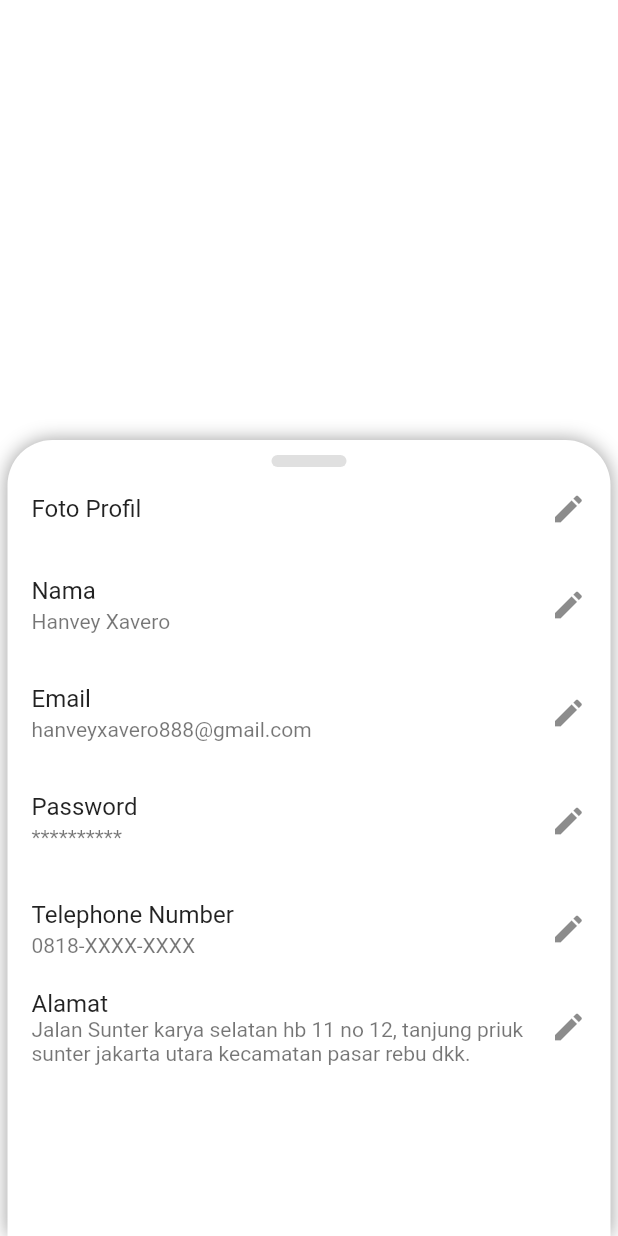
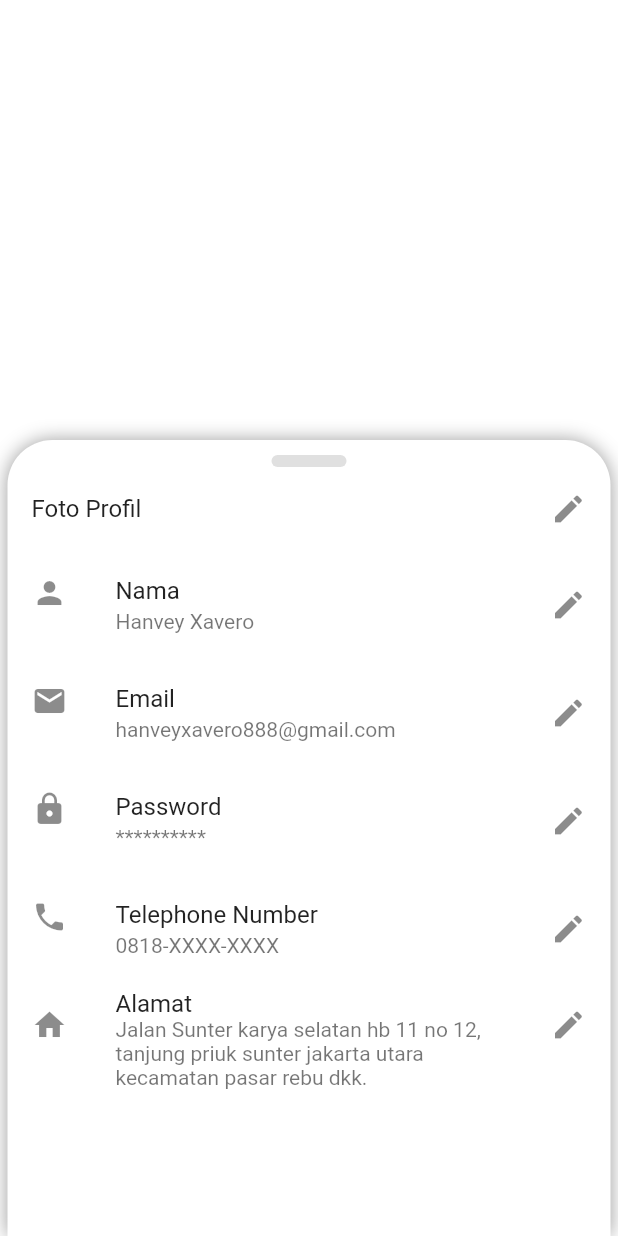
Before and after one commit to qisashasanudin/bangunin_id, a Flutter app: the Account screen opened by its route, on a phone screen of 412 x 824 dp. Run offline on Flutter 3.47's test engine with Material 2 defaults, Android fonts, the phone set to English and light mode, and no system bars; our stand-ins replace cloud_firestore, firebase_auth, flutter_spinkit; accounts and stored records are empty.

Commit message:
added icons for account info list

```diff
--- a/lib/screens/mainmenu/tab_account.dart
+++ b/lib/screens/mainmenu/tab_account.dart
@@ -11,7 +11,6 @@ class Account extends StatefulWidget {
 }
 
 class _AccountState extends State<Account> {
-
   @override
   Widget build(BuildContext context) {
     final userID = Provider.of<User>(context).uid;
@@ -37,30 +36,35 @@ SliverChildListDelegate accountDetails() {
       onTap: () {},
     ),
     ListTile(
+      leading: Icon(Icons.person),
       title: Text('Nama'),
       subtitle: Text('Hanvey Xavero'),
       trailing: Icon(Icons.edit),
       onTap: () {},
     ),
     ListTile(
+      leading: Icon(Icons.email),
       title: Text('Email'),
       subtitle: Text('hanveyxavero888@gmail.com'),
       trailing: Icon(Icons.edit),
       onTap: () {},
     ),
     ListTile(
+      leading: Icon(Icons.lock),
       title: Text('Password'),
       subtitle: Text('**********'),
       trailing: Icon(Icons.edit),
       onTap: () {},
     ),
     ListTile(
+      leading: Icon(Icons.phone),
       title: Text('Telephone Number'),
       subtitle: Text('0818-XXXX-XXXX'),
       trailing: Icon(Icons.edit),
       onTap: () {},
     ),
     ListTile(
+      leading: Icon(Icons.home),
       title: Text('Alamat'),
       subtitle: Text(
           'Jalan Sunter karya selatan hb 11 no 12, tanjung priuk sunter jakarta utara kecamatan pasar rebu dkk.'),
```
